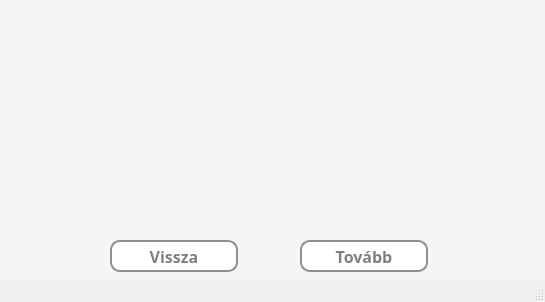
This is src/main/resources/ui/dark/gameModeInfo.ui in pkristof1999/Szakdolgozat as Qt 5 draws it before an edit. The edited form follows.
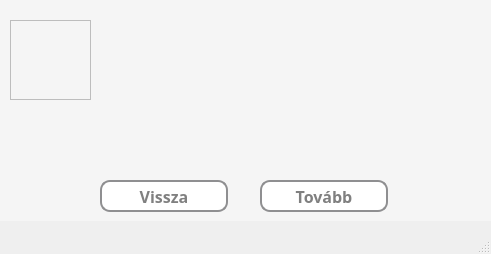
This is the edited form.

```diff
--- a/src/main/resources/ui/dark/gameModeInfo.ui
+++ b/src/main/resources/ui/dark/gameModeInfo.ui
@@ -6,15 +6,18 @@
    <rect>
     <x>0</x>
     <y>0</y>
-    <width>545</width>
-    <height>302</height>
+    <width>491</width>
+    <height>254</height>
    </rect>
   </property>
   <property name="windowTitle">
    <string>MainWindow</string>
   </property>
   <property name="styleSheet">
-   <string notr="true"/>
+   <string notr="true">* {
+	font-size: 16pt;
+	color: grey;
+}</string>
   </property>
   <widget class="QWidget" name="centralwidget">
    <widget class="QWidget" name="widget" native="true">
@@ -22,8 +25,8 @@
      <rect>
       <x>0</x>
       <y>0</y>
-      <width>551</width>
-      <height>281</height>
+      <width>491</width>
+      <height>221</height>
      </rect>
     </property>
     <property name="styleSheet">
@@ -36,8 +39,8 @@
     <widget class="QPushButton" name="nextButton">
      <property name="geometry">
       <rect>
-       <x>300</x>
-       <y>240</y>
+       <x>260</x>
+       <y>180</y>
        <width>128</width>
        <height>32</height>
       </rect>
@@ -69,8 +72,8 @@
     <widget class="QPushButton" name="backButton">
      <property name="geometry">
       <rect>
-       <x>110</x>
-       <y>240</y>
+       <x>100</x>
+       <y>180</y>
        <width>128</width>
        <height>32</height>
       </rect>
@@ -105,16 +108,16 @@
      </property>
      <property name="geometry">
       <rect>
-       <x>20</x>
+       <x>110</x>
        <y>20</y>
-       <width>501</width>
-       <height>201</height>
+       <width>361</width>
+       <height>141</height>
       </rect>
      </property>
      <property name="font">
       <font>
        <family>Corbel</family>
-       <pointsize>16</pointsize>
+       <pointsize>12</pointsize>
        <bold>true</bold>
       </font>
      </property>
@@ -123,7 +126,7 @@
      </property>
      <property name="styleSheet">
       <string notr="true">* {
-	font-size: 16pt;
+	font-size: 12pt;
 	color: grey;
 }</string>
      </property>
@@ -140,7 +143,23 @@
       <bool>true</bool>
      </property>
      <property name="alignment">
-      <set>Qt::AlignCenter</set>
+      <set>Qt::AlignJustify</set>
+     </property>
+    </widget>
+    <widget class="QFrame" name="infoFrame">
+     <property name="geometry">
+      <rect>
+       <x>10</x>
+       <y>20</y>
+       <width>81</width>
+       <height>80</height>
+      </rect>
+     </property>
+     <property name="frameShape">
+      <enum>QFrame::StyledPanel</enum>
+     </property>
+     <property name="frameShadow">
+      <enum>QFrame::Raised</enum>
      </property>
     </widget>
    </widget>
```
Left out of the diff: 2 changed lines with no effect on the pictures.
